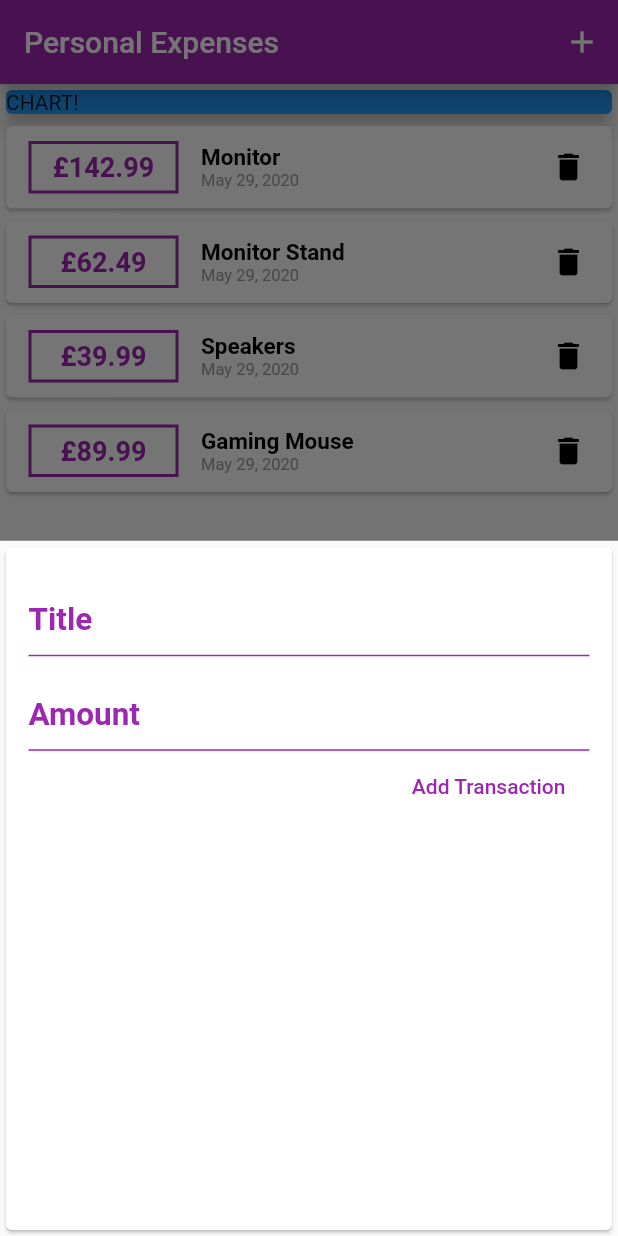
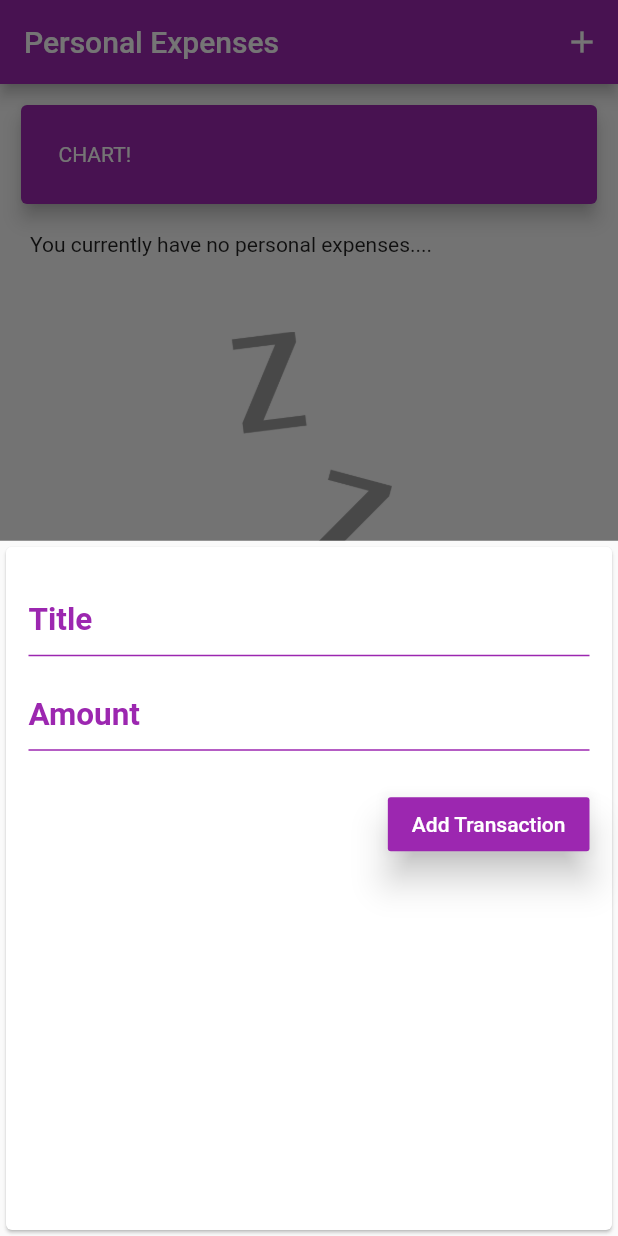
Before and after one commit to Jamiemufu/PersonalExpenses, a Flutter app: the screen it shows after launch, after a tap on the "add" icon, on a phone screen of 412 x 824 dp. Run offline on Flutter 3.47's test engine with Material 2 defaults, Android fonts, the phone set to English and light mode, and no system bars.

Commit message:
added themed colours, add conditional rendering if transactions is empty

```diff
--- a/lib/main.dart
+++ b/lib/main.dart
@@ -10,7 +10,10 @@ class MyApp extends StatelessWidget {
   @override
   Widget build(BuildContext context) {
     return MaterialApp(
-      title: 'Flutter App',
+      title: 'Personal Expenses',
+      theme: ThemeData(
+        primarySwatch: Colors.purple,
+      ),
       home: MyHomePage(),
     );
   }
@@ -24,14 +27,14 @@ class MyHomePage extends StatefulWidget {
 
 class _MyHomePageState extends State<MyHomePage> {
   final List<Transaction> _userTransactions = [
-    Transaction(
-        id: 't1', title: 'Monitor', amount: 142.99, date: DateTime.now()),
-    Transaction(
-        id: 't2', title: 'Monitor Stand', amount: 62.49, date: DateTime.now()),
-    Transaction(
-        id: 't3', title: 'Speakers', amount: 39.99, date: DateTime.now()),
-    Transaction(
-        id: 't4', title: 'Gaming Mouse', amount: 89.99, date: DateTime.now()),
+    // Transaction(
+    //     id: 't1', title: 'Monitor', amount: 142.99, date: DateTime.now()),
+    // Transaction(
+    //     id: 't2', title: 'Monitor Stand', amount: 62.49, date: DateTime.now()),
+    // Transaction(
+    //     id: 't3', title: 'Speakers', amount: 39.99, date: DateTime.now()),
+    // Transaction(
+    //     id: 't4', title: 'Gaming Mouse', amount: 89.99, date: DateTime.now()),
   ];
 
   final titleController = TextEditingController();
@@ -77,7 +80,6 @@ class _MyHomePageState extends State<MyHomePage> {
             onPressed: () => _startAddNewTransaction(context),
           ),
         ],
-        backgroundColor: Colors.purple,
         title: Text('Personal Expenses'),
       ),
       // column contains children widgets
@@ -90,9 +92,17 @@ class _MyHomePageState extends State<MyHomePage> {
               // you can use this to set certain properties on that specific widget
               Container(
                 width: double.infinity,
+                padding: EdgeInsets.all(10),
                 child: Card(
-                  color: Colors.blue,
-                  child: Text("CHART!"),
+                  color: Theme.of(context).primaryColor,
+                  child: Container(
+                    padding: EdgeInsets.all(25),
+                    child: Text(
+                      "CHART!",
+                      style: TextStyle(
+                        color: Colors.white,
+                      ))
+                    ),
                   elevation: 5,
                 ),
               ),
@@ -101,7 +111,6 @@ class _MyHomePageState extends State<MyHomePage> {
       ),
       floatingActionButtonLocation: FloatingActionButtonLocation.centerFloat,
       floatingActionButton: FloatingActionButton(
-        backgroundColor: Colors.purple,
         child: Icon(Icons.add, ),
         onPressed: () => _startAddNewTransaction(context),
       ),
--- a/lib/widgets/new_transaction.dart
+++ b/lib/widgets/new_transaction.dart
@@ -39,19 +39,23 @@ class _NewTransactionState extends State<NewTransaction> {
                 // specifify controller to save input data
                 controller: titleController,
                 onSubmitted: (val) => submitData(),
-                style: TextStyle(color: Colors.black, fontSize: 14),
+                style: TextStyle(
+                    color: Colors.black,
+                    fontSize: 14,
+                    fontWeight: FontWeight.bold),
                 cursorColor: Colors.black,
                 decoration: InputDecoration(
                   labelText: 'Title',
                   contentPadding: EdgeInsets.all(0),
                   enabledBorder: UnderlineInputBorder(
                       borderSide: BorderSide(
-                    color: Colors.purple,
+                    color: Theme.of(context).primaryColor,
                   )),
                   focusedBorder: UnderlineInputBorder(
-                      borderSide: BorderSide(color: Colors.purple)),
+                      borderSide:
+                          BorderSide(color: Theme.of(context).primaryColor)),
                   labelStyle: TextStyle(
-                    color: Colors.purple,
+                    color: Theme.of(context).primaryColor,
                     fontWeight: FontWeight.bold,
                     fontSize: 21,
                   ),
@@ -68,28 +72,38 @@ class _NewTransactionState extends State<NewTransaction> {
                 style: TextStyle(
                   color: Colors.black,
                   fontSize: 14,
+                  fontWeight: FontWeight.bold,
                 ),
-                cursorColor: Colors.purple,
+
                 decoration: InputDecoration(
                     labelText: 'Amount',
                     prefixText: "£",
                     contentPadding: EdgeInsets.all(0),
                     enabledBorder: UnderlineInputBorder(
-                        borderSide: BorderSide(color: Colors.purple)),
+                        borderSide:
+                            BorderSide(color: Theme.of(context).primaryColor)),
                     focusedBorder: UnderlineInputBorder(
-                        borderSide: BorderSide(color: Colors.purple)),
+                        borderSide:
+                            BorderSide(color: Theme.of(context).primaryColor)),
                     labelStyle: TextStyle(
-                      color: Colors.purple,
+                      color: Theme.of(context).primaryColor,
                       fontWeight: FontWeight.bold,
                       fontSize: 21,
                     )),
               ),
             ),
-            FlatButton(
-              onPressed: submitData,
-              child: Text('Add Transaction'),
-              textColor: Colors.purple,
-            ),
+            Container(
+              margin: EdgeInsets.only(top: 25),
+              child: RaisedButton(
+                elevation: 10,
+                onPressed: submitData,
+                color: Colors.purple,
+                child: Text(
+                  'Add Transaction',
+                  style: TextStyle(color: Colors.white),
+                ),
+              ),
+            )
           ],
         ),
       ),
--- a/lib/widgets/transaction_list.dart
+++ b/lib/widgets/transaction_list.dart
@@ -13,7 +13,31 @@ class TransactionList extends StatelessWidget {
   Widget build(BuildContext context) {
     return Container(
       height: 400,
-      child: ListView.builder(
+      child: userTransactions.isEmpty
+          ? Column(
+              children: <Widget>[
+                Container(
+                  alignment: Alignment.topLeft,
+                  padding:
+                      EdgeInsets.only(top: 5, left: 20, right: 0, bottom: 0),
+                  child: Text(
+                    "You currently have no personal expenses....",
+                    textAlign: TextAlign.left,
+                  ),
+                ),
+                SizedBox(height: 50),
+                Opacity(
+                  opacity: 0.5,
+                  child: Container(
+                      height: 250,
+                      child: Image.asset(
+                        'assets/images/waiting.png',
+                        fit: BoxFit.cover,
+                      )),
+                ),
+              ],
+            )
+          : ListView.builder(
               itemBuilder: (context, index) {
                 return Card(
                     child: Row(
@@ -21,7 +45,8 @@ class TransactionList extends StatelessWidget {
                   children: <Widget>[
                     Container(
                       alignment: Alignment.center,
-                margin: EdgeInsets.symmetric(vertical: 10, horizontal: 15),
+                      margin:
+                          EdgeInsets.symmetric(vertical: 10, horizontal: 15),
                       decoration: BoxDecoration(
                           border: Border.all(
                         color: Colors.purple,
@@ -54,7 +79,8 @@ class TransactionList extends StatelessWidget {
                         Container(
                           width: 225,
                           child: Text(
-                      DateFormat.yMMMd().format(userTransactions[index].date),
+                            DateFormat.yMMMd()
+                                .format(userTransactions[index].date),
                             style: TextStyle(fontSize: 11, color: Colors.grey),
                           ),
                         ),
--- a/pubspec.yaml
+++ b/pubspec.yaml
@@ -46,9 +46,8 @@ flutter:
   uses-material-design: true
 
   # To add assets to your application, add an assets section, like this:
-  # assets:
-  #   - images/a_dot_burr.jpeg
-  #   - images/a_dot_ham.jpeg
+  assets:
+    - assets/images/waiting.png
 
   # An image asset can refer to one or more resolution-specific "variants", see
   # https://flutter.dev/assets-and-images/#resolution-aware.
```
Also changed, not shown: assets/images/waiting.png (added). Lines whose indentation alone changed are shown as unchanged.
